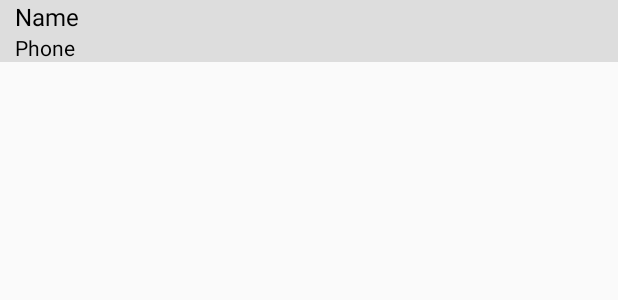
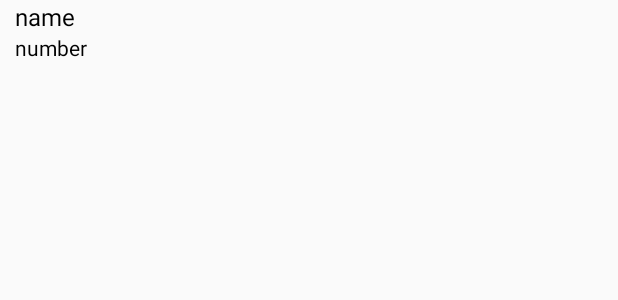
Before and after one commit to IraSmalko/Homework3, an Android app: the layout single_contact_view.xml on its own in the app's theme, with its tools: preview values and no code run, on a phone screen of 412 x 824 dp. Shown: the top 300 px of the screen. Run offline under Robolectric (Android 15) with nearby library versions, the phone set to English and light mode, and no system bars.

Commit message:
retofit and contacts

```diff
--- a/app/src/main/AndroidManifest.xml
+++ b/app/src/main/AndroidManifest.xml
@@ -24,7 +24,7 @@
             android:label="@string/listView"></activity>
 
         <activity
-            android:name=".json.JSONActivity"
+            android:name=".retrofit.RetrofitActivity"
             android:label="JSON"
             android:parentActivityName=".recycler.MainActivity">
 
--- a/app/src/main/java/com/exemple/android/myapplication/retrofit/Response.java
+++ /dev/null
@@ -1,6 +0,0 @@
-package com.exemple.android.myapplication.retrofit;
-
-
-public class Response {
-
-}
--- a/app/src/main/java/com/exemple/android/myapplication/json/JSONActivity.java
+++ b/app/src/main/java/com/exemple/android/myapplication/retrofit/RetrofitActivity.java
@@ -1,4 +1,4 @@
-package com.exemple.android.myapplication.json;
+package com.exemple.android.myapplication.retrofit;
 
 import android.graphics.Bitmap;
 import android.net.Uri;
@@ -21,7 +21,7 @@ import retrofit.Callback;
 import retrofit.Response;
 
 
-public class JSONActivity extends AppCompatActivity {
+public class RetrofitActivity extends AppCompatActivity {
 
     ImageView imageView;
     TextView textView;
--- a/app/src/main/res/layout/activity_all_contacts.xml
+++ b/app/src/main/res/layout/activity_all_contacts.xml
@@ -1,5 +1,5 @@
 <?xml version="1.0" encoding="utf-8"?>
-<RelativeLayout
+<FrameLayout
     xmlns:android="http://schemas.android.com/apk/res/android"
     xmlns:tools="http://schemas.android.com/tools"
     android:layout_width="match_parent"
@@ -12,4 +12,4 @@
         android:layout_height="match_parent">
     </android.support.v7.widget.RecyclerView>
 
-</RelativeLayout>
+</FrameLayout>
--- a/app/src/main/res/layout/new_contact_using.xml
+++ b/app/src/main/res/layout/new_contact_using.xml
@@ -18,7 +18,7 @@
         android:layout_height="wrap_content"
         android:inputType="phone"
         android:id="@+id/phone"
-        android:hint="@string/namber"/>
+        android:hint="@string/number"/>
     <Button
         android:layout_width="wrap_content"
         android:layout_height="wrap_content"
--- a/app/src/main/res/layout/single_contact_view.xml
+++ b/app/src/main/res/layout/single_contact_view.xml
@@ -1,42 +1,25 @@
 <?xml version="1.0" encoding="utf-8"?>
-<RelativeLayout xmlns:android="http://schemas.android.com/apk/res/android"
-    android:layout_width="match_parent"
-    android:layout_height="wrap_content"
-    android:orientation="horizontal"
-    android:background="#dddddd">
-
-    <LinearLayout
-        android:layout_width="match_parent"
-        android:layout_height="wrap_content">
-
-        <LinearLayout
+<LinearLayout xmlns:android="http://schemas.android.com/apk/res/android"
     android:layout_width="match_parent"
     android:layout_height="match_parent"
-            android:orientation="vertical"
-            android:gravity="center_vertical">
+    android:orientation="vertical">
 
     <TextView
         android:id="@+id/tvContactName"
         android:layout_width="match_parent"
         android:layout_height="wrap_content"
-                android:layout_marginLeft="10dp"
         android:layout_marginStart="10dp"
-                android:textSize="16sp"
+        android:text="@string/name"
         android:textColor="@android:color/primary_text_light"
-                android:text="Name"/>
+        android:textSize="16sp"/>
 
     <TextView
         android:id="@+id/tvPhoneNumber"
         android:layout_width="match_parent"
         android:layout_height="wrap_content"
-                android:layout_marginLeft="10dp"
         android:layout_marginStart="10dp"
-                android:textSize="14sp"
+        android:text="@string/number"
         android:textColor="@android:color/primary_text_light"
-                android:text="Phone"/>
+        android:textSize="14sp" />
 
 </LinearLayout>
-
-    </LinearLayout>
-
-</RelativeLayout>
--- a/app/src/main/res/values/strings.xml
+++ b/app/src/main/res/values/strings.xml
@@ -76,7 +76,7 @@
 
     <string name="text">Введіть дані для створення нового контакту</string>
     <string name="name">name</string>
-    <string name="namber">namber</string>
+    <string name="number">number</string>
     <string name="create">create</string>
     <string name="contacts">contacts</string>
     <string name="newcontact">new Contact</string>
```
Also changed, not shown: app/src/main/java/com/exemple/android/myapplication/json/Card.java (deleted, +0 -24 lines), app/src/main/java/com/exemple/android/myapplication/listview/ListViewActivity.java (+3 -11 lines), app/src/main/java/com/exemple/android/myapplication/recycler/MainActivity.java (+3 -10 lines). Lines whose indentation alone changed are shown as unchanged.
